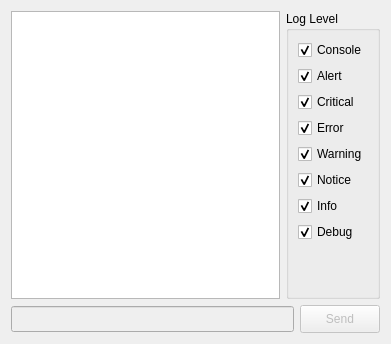
Qt form jmesquita/fsgui/src/plugins/consoleplugin/consoletabwidget.ui (freeswitch/freeswitch-contrib) before a commit.
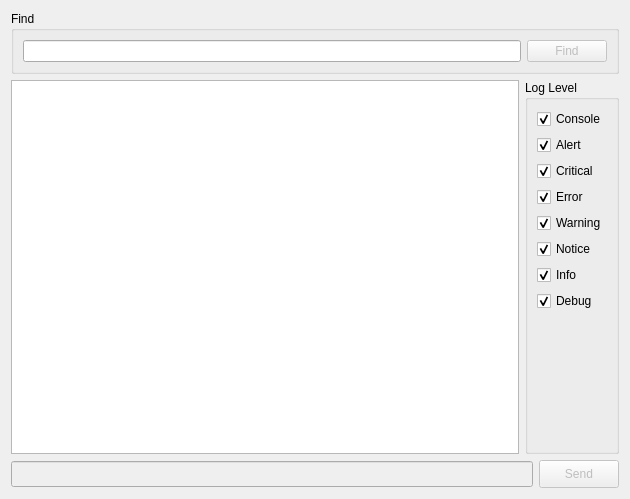
The same form after that commit. Icons and pictures are not drawn.

Commit message: Add basic find feature.

Patch:
```diff
--- a/jmesquita/fsgui/src/plugins/consoleplugin/consoletabwidget.ui
+++ b/jmesquita/fsgui/src/plugins/consoleplugin/consoletabwidget.ui
@@ -6,16 +6,40 @@
    <rect>
     <x>0</x>
     <y>0</y>
-    <width>391</width>
-    <height>344</height>
+    <width>630</width>
+    <height>499</height>
    </rect>
   </property>
   <property name="windowTitle">
    <string>Form</string>
   </property>
-  <layout class="QVBoxLayout" name="verticalLayout_3">
-   <item>
     <layout class="QVBoxLayout" name="verticalLayout_2">
+   <item>
+    <widget class="QGroupBox" name="groupBox_2">
+     <property name="title">
+      <string>Find</string>
+     </property>
+     <layout class="QHBoxLayout" name="horizontalLayout_3">
+      <item>
+       <widget class="QLineEdit" name="lineFind"/>
+      </item>
+      <item>
+       <widget class="QPushButton" name="btnFind">
+        <property name="enabled">
+         <bool>false</bool>
+        </property>
+        <property name="text">
+         <string>Find</string>
+        </property>
+        <property name="icon">
+         <iconset resource="../../resources/resources.qrc">
+          <normaloff>:/icons/find_icon.png</normaloff>:/icons/find_icon.png</iconset>
+        </property>
+       </widget>
+      </item>
+     </layout>
+    </widget>
+   </item>
      <item>
       <layout class="QHBoxLayout" name="horizontalLayout_2">
        <item>
@@ -180,8 +204,6 @@
       </layout>
      </item>
     </layout>
-   </item>
-  </layout>
  </widget>
  <resources/>
  <connections/>
```
Left out of the diff: 6 changed lines with no effect on the pictures. Lines whose indentation alone changed are shown as unchanged. The commit also changes 7 other files.
